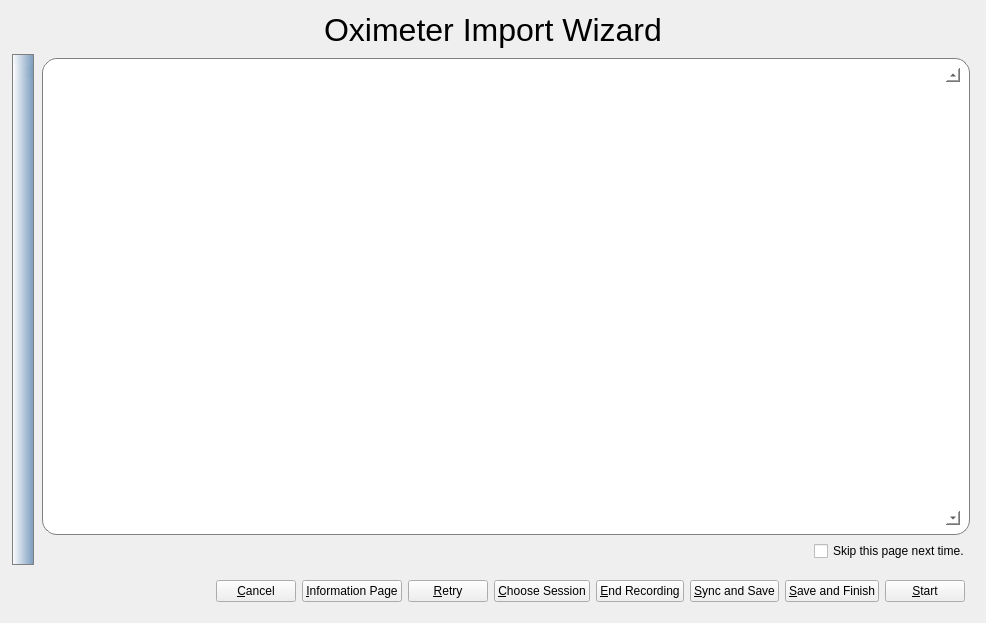
sbonaime/sleepyhead-code., file sleepyhead/oximeterimport.ui: the form before one commit.
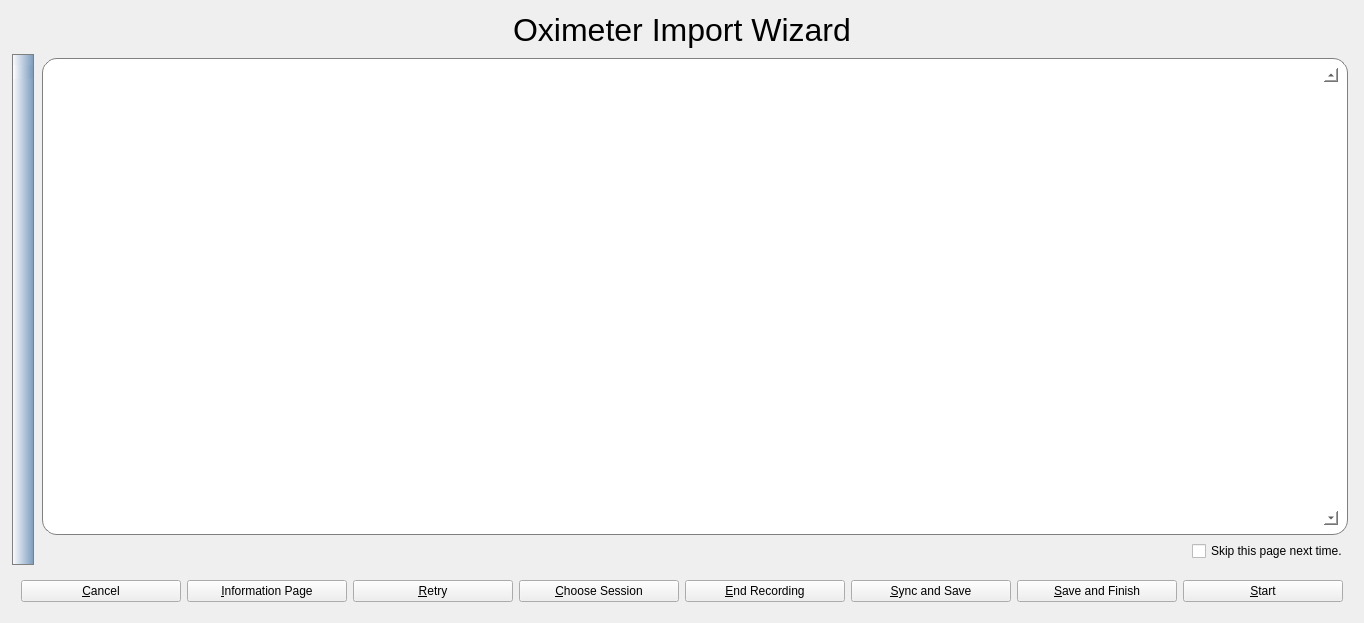
The form after the commit. Icons and pictures are not drawn.

The edit to the form file:
```diff
--- a/sleepyhead/oximeterimport.ui
+++ b/sleepyhead/oximeterimport.ui
@@ -1759,6 +1759,18 @@
       </item>
       <item>
        <widget class="QPushButton" name="cancelButton">
+        <property name="sizePolicy">
+         <sizepolicy hsizetype="Fixed" vsizetype="Fixed">
+          <horstretch>0</horstretch>
+          <verstretch>0</verstretch>
+         </sizepolicy>
+        </property>
+        <property name="minimumSize">
+         <size>
+          <width>160</width>
+          <height>0</height>
+         </size>
+        </property>
         <property name="text">
          <string>&amp;Cancel</string>
         </property>
@@ -1766,6 +1778,18 @@
       </item>
       <item>
        <widget class="QPushButton" name="informationButton">
+        <property name="sizePolicy">
+         <sizepolicy hsizetype="Fixed" vsizetype="Fixed">
+          <horstretch>0</horstretch>
+          <verstretch>0</verstretch>
+         </sizepolicy>
+        </property>
+        <property name="minimumSize">
+         <size>
+          <width>160</width>
+          <height>0</height>
+         </size>
+        </property>
         <property name="text">
          <string>&amp;Information Page</string>
         </property>
@@ -1773,6 +1797,18 @@
       </item>
       <item>
        <widget class="QPushButton" name="retryButton">
+        <property name="sizePolicy">
+         <sizepolicy hsizetype="Fixed" vsizetype="Fixed">
+          <horstretch>0</horstretch>
+          <verstretch>0</verstretch>
+         </sizepolicy>
+        </property>
+        <property name="minimumSize">
+         <size>
+          <width>160</width>
+          <height>0</height>
+         </size>
+        </property>
         <property name="text">
          <string>&amp;Retry</string>
         </property>
@@ -1780,6 +1816,18 @@
       </item>
       <item>
        <widget class="QPushButton" name="chooseSessionButton">
+        <property name="sizePolicy">
+         <sizepolicy hsizetype="Fixed" vsizetype="Fixed">
+          <horstretch>0</horstretch>
+          <verstretch>0</verstretch>
+         </sizepolicy>
+        </property>
+        <property name="minimumSize">
+         <size>
+          <width>160</width>
+          <height>0</height>
+         </size>
+        </property>
         <property name="text">
          <string>&amp;Choose Session</string>
         </property>
@@ -1787,6 +1835,18 @@
       </item>
       <item>
        <widget class="QPushButton" name="stopButton">
+        <property name="sizePolicy">
+         <sizepolicy hsizetype="Fixed" vsizetype="Fixed">
+          <horstretch>0</horstretch>
+          <verstretch>0</verstretch>
+         </sizepolicy>
+        </property>
+        <property name="minimumSize">
+         <size>
+          <width>160</width>
+          <height>0</height>
+         </size>
+        </property>
         <property name="text">
          <string>&amp;End Recording</string>
         </property>
@@ -1794,6 +1854,18 @@
       </item>
       <item>
        <widget class="QPushButton" name="syncButton">
+        <property name="sizePolicy">
+         <sizepolicy hsizetype="Fixed" vsizetype="Fixed">
+          <horstretch>0</horstretch>
+          <verstretch>0</verstretch>
+         </sizepolicy>
+        </property>
+        <property name="minimumSize">
+         <size>
+          <width>160</width>
+          <height>0</height>
+         </size>
+        </property>
         <property name="text">
          <string>&amp;Sync and Save</string>
         </property>
@@ -1801,6 +1873,18 @@
       </item>
       <item>
        <widget class="QPushButton" name="saveButton">
+        <property name="sizePolicy">
+         <sizepolicy hsizetype="Fixed" vsizetype="Fixed">
+          <horstretch>0</horstretch>
+          <verstretch>0</verstretch>
+         </sizepolicy>
+        </property>
+        <property name="minimumSize">
+         <size>
+          <width>160</width>
+          <height>0</height>
+         </size>
+        </property>
         <property name="text">
          <string>&amp;Save and Finish</string>
         </property>
@@ -1808,6 +1892,18 @@
       </item>
       <item>
        <widget class="QPushButton" name="nextButton">
+        <property name="sizePolicy">
+         <sizepolicy hsizetype="Fixed" vsizetype="Fixed">
+          <horstretch>0</horstretch>
+          <verstretch>0</verstretch>
+         </sizepolicy>
+        </property>
+        <property name="minimumSize">
+         <size>
+          <width>160</width>
+          <height>0</height>
+         </size>
+        </property>
         <property name="text">
          <string>&amp;Start</string>
         </property>
```
